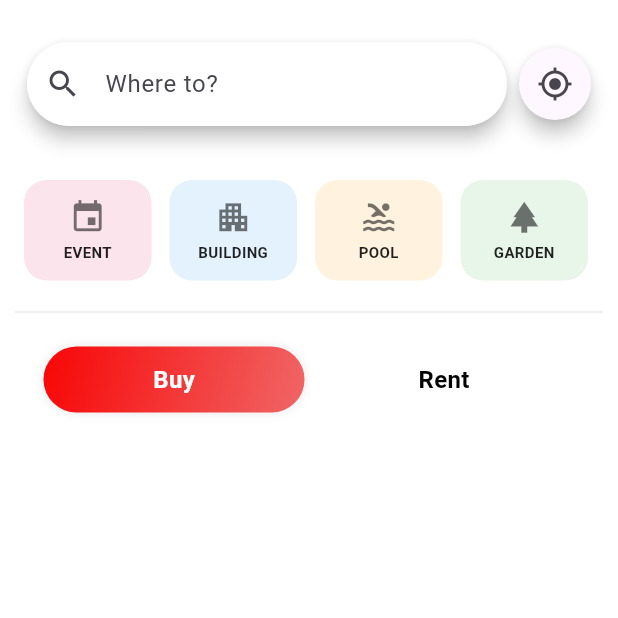
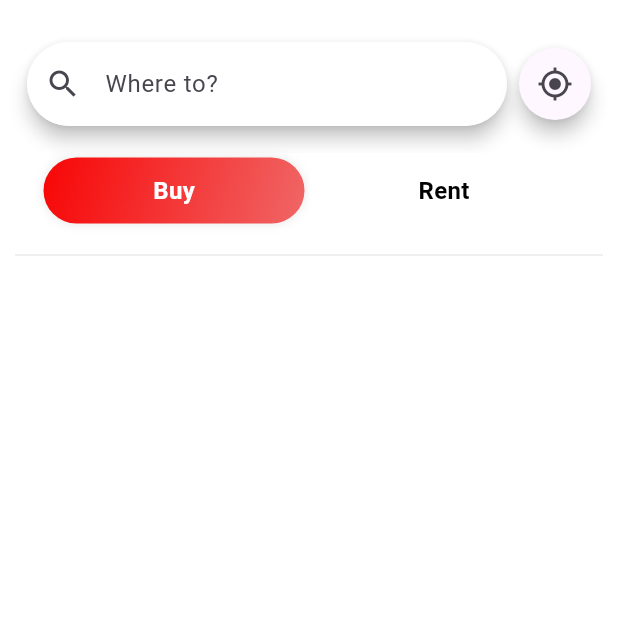
Before and after one commit to chinmaykatdare05/Real-Estate-Immersion, a Flutter app: the ExplorePage screen opened directly, on a phone screen of 412 x 824 dp, the top half of it. Run offline on Flutter 3.47's test engine with Material 3 defaults, Android fonts, the phone set to English and light mode, and no system bars; our stand-ins replace cloud_firestore, dio, firebase_auth, firebase_core, fluttertoast, font_awesome_flutter and 3 more; missing offline and left inert: android_intent_plus, model_viewer_plus; accounts and stored records are empty.

Commit message:
Real Estate Immersion App

```diff
--- a/lib/buyer/explore.dart
+++ b/lib/buyer/explore.dart
@@ -3,35 +3,27 @@ import 'utils.dart';
 import 'package:flutter/material.dart';
 import 'package:cloud_firestore/cloud_firestore.dart';
 import 'home_details.dart';
-import 'event_page.dart';
-import 'building.dart';
 import 'package:geolocator/geolocator.dart';
 
 int selectedIndex = 0;
 
-/// Recommends properties by filtering Firestore documents based on their proximity to the geocoded [address].
-/// Returns a list of Firestore DocumentSnapshots for properties within [maxDistanceKm].
 Future<List<DocumentSnapshot>> getRecommendedProperties(String address,
     {double maxDistanceKm = 10.0}) async {
-  // Get the geocoded location from the user-entered address.
   final locationData = await getLatLngPincode(address);
   if (locationData == null) return [];
 
   final double userLat = locationData["lat"];
   final double userLng = locationData["lng"];
 
-  // Fetch all properties from Firestore. (Consider refining your query based on your needs.)
   QuerySnapshot snapshot = await FirebaseFirestore.instance
       .collection('Properties')
       .where('Sale', isEqualTo: selectedIndex == 0)
       .get();
   List<DocumentSnapshot> allProperties = snapshot.docs;
 
-  // Filter properties based on distance.
   List<DocumentSnapshot> recommendedProperties = [];
   for (var doc in allProperties) {
     final property = doc.data() as Map<String, dynamic>;
-    // Parse latitude and longitude from the property document.
     final double? propertyLat =
         double.tryParse(property['Latitude']?.toString() ?? "");
     final double? propertyLng =
@@ -44,7 +36,6 @@ Future<List<DocumentSnapshot>> getRecommendedProperties(String address,
       }
     }
   }
-  // Sort properties by distance from the user location.
   recommendedProperties.sort((a, b) {
     final Map<String, dynamic> propA = a.data() as Map<String, dynamic>;
     final Map<String, dynamic> propB = b.data() as Map<String, dynamic>;
@@ -64,24 +55,19 @@ Future<List<DocumentSnapshot>> getRecommendedProperties(String address,
   return recommendedProperties;
 }
 
-/// Recommends properties by filtering Firestore documents based on their proximity to the geocoded [address].
-/// Returns a list of Firestore DocumentSnapshots for properties within [maxDistanceKm].
 Future<List<DocumentSnapshot>> getRecommendedPropertiesByLocation(
     double userLat, double userLng,
     {double maxDistanceKm = 10.0}) async {
   debugPrint("User Lat: $userLat, User Lng: $userLng");
-  // Fetch all properties from Firestore. (Consider refining your query based on your needs.)
   QuerySnapshot snapshot = await FirebaseFirestore.instance
       .collection('Properties')
       .where('Sale', isEqualTo: selectedIndex == 0)
       .get();
   List<DocumentSnapshot> allProperties = snapshot.docs;
 
-  // Filter properties based on distance.
   List<DocumentSnapshot> recommendedProperties = [];
   for (var doc in allProperties) {
     final property = doc.data() as Map<String, dynamic>;
-    // Parse latitude and longitude from the property document.
     final double? propertyLat =
         double.tryParse(property['Latitude']?.toString() ?? "");
     final double? propertyLng =
@@ -94,7 +80,6 @@ Future<List<DocumentSnapshot>> getRecommendedPropertiesByLocation(
       }
     }
   }
-  // Sort properties by distance from the user location.
   recommendedProperties.sort((a, b) {
     final Map<String, dynamic> propA = a.data() as Map<String, dynamic>;
     final Map<String, dynamic> propB = b.data() as Map<String, dynamic>;
@@ -126,26 +111,6 @@ class _ExplorePageState extends State<ExplorePage> {
   final List<String> categories = ['Buy', 'Rent'];
   List<DocumentSnapshot> searchSuggestions = [];
 
-  final List<Map<String, dynamic>> propertyTypes = [
-    {'name': 'Event', 'icon': Icons.event},
-    {'name': 'Building', 'icon': Icons.apartment},
-    {'name': 'Pool', 'icon': Icons.pool},
-    {'name': 'Garden', 'icon': Icons.park},
-    {'name': 'Resort', 'icon': Icons.beach_access},
-    {'name': 'Concert', 'icon': Icons.music_note},
-    {'name': 'Function', 'icon': Icons.event_seat},
-  ];
-
-  final List<Color> pastelColors = [
-    Colors.pink.shade50,
-    Colors.blue.shade50,
-    Colors.orange.shade50,
-    Colors.green.shade50,
-    Colors.yellow.shade50,
-    Colors.purple.shade50,
-    Colors.teal.shade50,
-  ];
-
   @override
   Widget build(BuildContext context) {
     return Scaffold(
@@ -165,7 +130,6 @@ class _ExplorePageState extends State<ExplorePage> {
                     children: [
                       Row(
                         children: [
-                          // Expanded search field
                           Expanded(
                             child: Material(
                               elevation: 5,
@@ -199,19 +163,16 @@ class _ExplorePageState extends State<ExplorePage> {
                             ),
                           ),
                           const SizedBox(width: 8),
-                          // Location button
                           Material(
                             elevation: 5,
                             borderRadius: BorderRadius.circular(30),
                             child: IconButton(
                               icon: const Icon(Icons.my_location),
                               onPressed: () async {
-                                // Get current position using geolocator
                                 final position =
                                     await Geolocator.getCurrentPosition(
                                   desiredAccuracy: LocationAccuracy.high,
                                 );
-                                // Call the function with current latitude and longitude
                                 final recommendedPropertiesByLocation =
                                     await getRecommendedPropertiesByLocation(
                                         position.latitude, position.longitude);
@@ -330,78 +291,6 @@ class _ExplorePageState extends State<ExplorePage> {
                     ],
                   ),
                 ),
-                const SizedBox(height: 20),
-                SingleChildScrollView(
-                  scrollDirection: Axis.horizontal,
-                  child: Row(
-                    children: propertyTypes.asMap().entries.map((entry) {
-                      final index = entry.key;
-                      final property = entry.value;
-                      final backgroundColor =
-                          pastelColors[index % pastelColors.length];
-
-                      return Padding(
-                        padding: const EdgeInsets.symmetric(horizontal: 6.0),
-                        child: InkWell(
-                          onTap: () {
-                            if (property['name'] == 'Event') {
-                              Navigator.push(
-                                context,
-                                MaterialPageRoute(
-                                  builder: (context) => const EventPage(),
-                                ),
-                              );
-                            } else if (property['name'] == 'Building') {
-                              Navigator.push(
-                                context,
-                                MaterialPageRoute(
-                                  builder: (context) => const BuildingPage(),
-                                ),
-                              );
-                            }
-                          },
-                          child: Container(
-                            width: 85,
-                            height: 67,
-                            decoration: BoxDecoration(
-                              color: backgroundColor,
-                              borderRadius: BorderRadius.circular(15),
-                            ),
-                            margin: const EdgeInsets.symmetric(vertical: 8),
-                            child: Column(
-                              mainAxisAlignment: MainAxisAlignment.center,
-                              children: [
-                                Icon(
-                                  property['icon'],
-                                  size: 25,
-                                  color: Colors.black54,
-                                ),
-                                const SizedBox(height: 4),
-                                Text(
-                                  property['name'].toString().toUpperCase(),
-                                  textAlign: TextAlign.center,
-                                  style: const TextStyle(
-                                    fontSize: 10,
-                                    fontWeight: FontWeight.w600,
-                                    color: Colors.black87,
-                                  ),
-                                ),
-                              ],
-                            ),
-                          ),
-                        ),
-                      );
-                    }).toList(),
-                  ),
-                ),
-                const SizedBox(height: 5),
-                const Divider(
-                  color: Color.fromARGB(255, 237, 232, 232),
-                  thickness: 1,
-                  indent: 0,
-                  endIndent: 0,
-                ),
-                const SizedBox(height: 02),
                 Padding(
                   padding: const EdgeInsets.symmetric(
                       horizontal: 16.0, vertical: 10),
@@ -472,6 +361,12 @@ class _ExplorePageState extends State<ExplorePage> {
                       }),
                     ),
                   ),
+                ),
+                const Divider(
+                  color: Color.fromARGB(255, 237, 232, 232),
+                  thickness: 1,
+                  indent: 0,
+                  endIndent: 0,
                 ),
                 const SizedBox(height: 10),
                 StreamBuilder<QuerySnapshot>(
--- a/lib/buyer/payment.dart
+++ b/lib/buyer/payment.dart
@@ -336,7 +336,6 @@ class _PaymentScreenState extends State<PaymentScreen> {
             ScaffoldMessenger.of(context).showSnackBar(
               const SnackBar(
                 content: Text('Please select dates before proceeding.'),
-                backgroundColor: Colors.red,
               ),
             );
           } else {
--- a/lib/seller/dashboard.dart
+++ b/lib/seller/dashboard.dart
@@ -202,14 +202,15 @@ class _SellerDashboardState extends State<SellerDashboard> {
           );
         },
       ),
-      floatingActionButton: FloatingActionButton(
+      floatingActionButton: FloatingActionButton.extended(
         onPressed: () {
           Navigator.push(
             context,
             MaterialPageRoute(builder: (context) => const AddProperty()),
           );
         },
-        child: const Icon(Icons.add),
+        icon: const Icon(Icons.add),
+        label: const Text('Add Property'),
       ),
     );
   }
```
Also changed, not shown: lib/buyer/building.dart (deleted, +0 -215 lines), lib/buyer/event_page.dart (deleted, +0 -21 lines).
